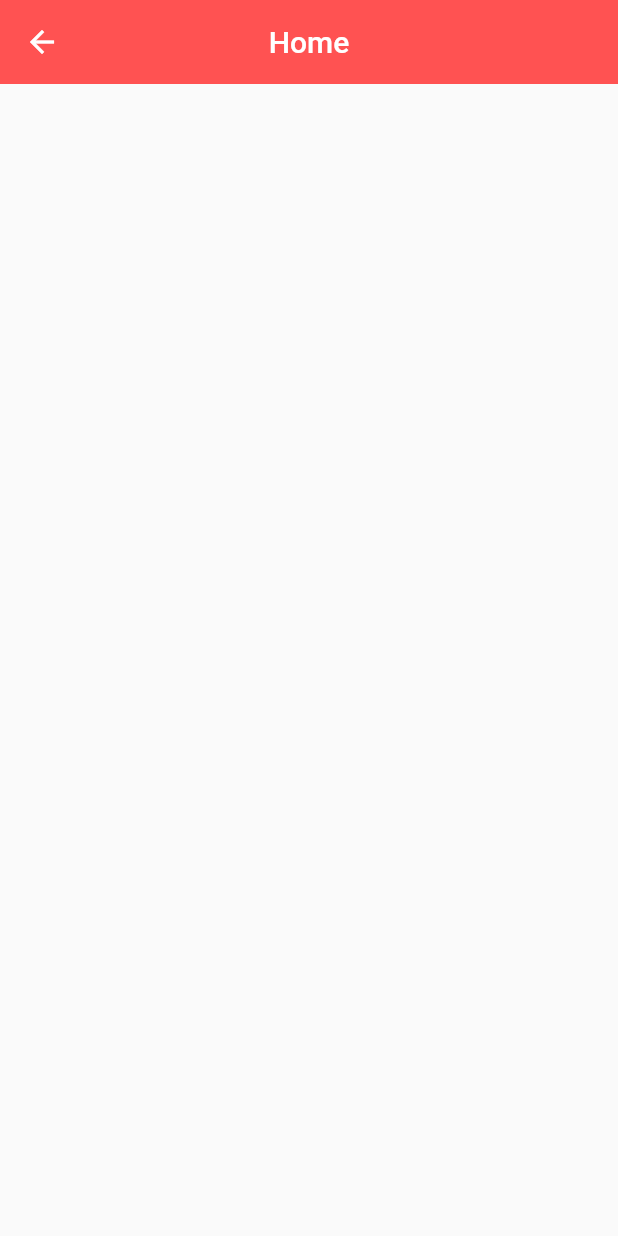
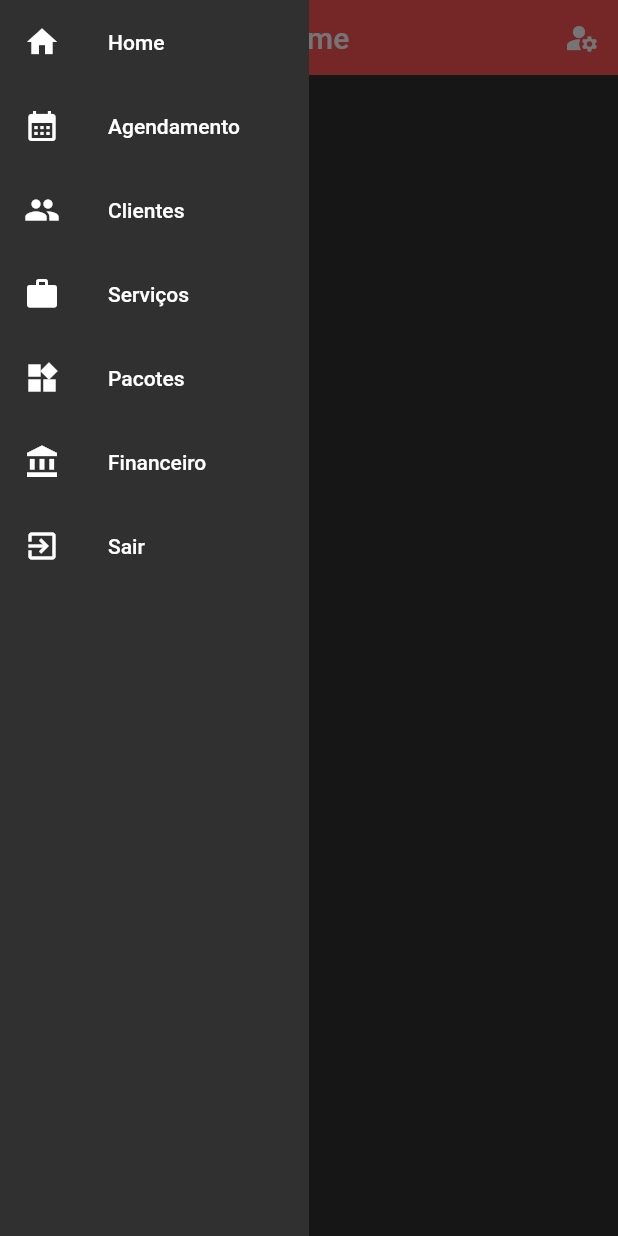
Before and after one commit to chauchuty/projeto-de-software, a Flutter app: the HomePage screen opened by its route, with the side drawer open (before the commit the screen has no drawer), on a phone screen of 412 x 824 dp. Run offline on Flutter 3.47's test engine with Material 2 defaults, Android fonts, the phone set to English and light mode, and no system bars.

Commit message:
update: drawer actions

```diff
--- a/flutter_refactoring/lib/custom/theme_data.dart
+++ b/flutter_refactoring/lib/custom/theme_data.dart
@@ -4,7 +4,7 @@ class ThemeDataCustom {
   static light() {
     return ThemeData(
       colorScheme: const ColorScheme(
-        brightness: Brightness.light,
+        brightness: Brightness.dark,
         primary: Colors.redAccent,
         onPrimary: Colors.white,
         secondary: Colors.redAccent,
@@ -14,7 +14,10 @@ class ThemeDataCustom {
         background: Colors.redAccent,
         onBackground: Colors.white,
         surface: Colors.redAccent,
-        onSurface: Colors.redAccent,
+        onSurface: Colors.white,
+      ),
+      drawerTheme: const DrawerThemeData(
+        elevation: 0,
       ),
     );
   }
--- a/flutter_refactoring/lib/pages/home.page.dart
+++ b/flutter_refactoring/lib/pages/home.page.dart
@@ -1,4 +1,6 @@
 import 'package:flutter/material.dart';
+import 'package:flutter_refactoring/widgets/app.bar.custom.dart';
+import 'package:flutter_refactoring/widgets/drawer.custom.dart';
 
 class HomePage extends StatelessWidget {
   const HomePage({Key? key}) : super(key: key);
@@ -6,15 +8,9 @@ class HomePage extends StatelessWidget {
   @override
   Widget build(BuildContext context) {
     return Scaffold(
-      appBar: _appBar(),
-    );
-  }
-
-  _appBar() {
-    return AppBar(
-      centerTitle: true,
-      title: const Text('Home'),
-      elevation: 0,
+      appBar: const AppBarCustom(title: 'Home'),
+      drawer: const DrawerCustom(),
+      body: Container(),
     );
   }
 
--- /dev/null
+++ b/flutter_refactoring/lib/pages/profile.page.dart
@@ -0,0 +1,18 @@
+import 'package:flutter/material.dart';
+import 'package:flutter_refactoring/widgets/app.bar.custom.dart';
+
+class ProfilePage extends StatelessWidget {
+  const ProfilePage({Key? key}) : super(key: key);
+
+  @override
+  Widget build(BuildContext context) {
+    return Scaffold(
+      appBar: const AppBarCustom(
+        title: 'Perfil',
+        visibleActions: false,
+      ),
+      // drawer: const DrawerCustom(),
+      body: Container(),
+    );
+  }
+}
--- a/flutter_refactoring/lib/routes/routes.dart
+++ b/flutter_refactoring/lib/routes/routes.dart
@@ -1,3 +1,4 @@
+import 'package:flutter_refactoring/pages/profile.page.dart';
 import 'package:flutter_refactoring/pages/home.page.dart';
 import 'package:flutter_refactoring/pages/login.page.dart';
 
@@ -7,6 +8,7 @@ class RoutesCustom {
   static feature() {
     return {
       '/login': (context) => const LoginPage(),
+      '/profile': (context) => const ProfilePage(),
       '/home': (context) => const HomePage(),
     };
   }
--- /dev/null
+++ b/flutter_refactoring/lib/widgets/app.bar.custom.dart
@@ -0,0 +1,37 @@
+import 'package:flutter/material.dart';
+
+class AppBarCustom extends StatelessWidget implements PreferredSizeWidget {
+  final String title;
+  final bool visibleActions;
+  const AppBarCustom({
+    Key? key,
+    required this.title,
+    this.visibleActions = true,
+  }) : super(key: key);
+
+  @override
+  Size get preferredSize => const Size.fromHeight(50);
+
+  @override
+  Widget build(BuildContext context) {
+    return AppBar(
+      centerTitle: true,
+      title: Text(title),
+      elevation: 0,
+      actions: visibleActions ? _actions(context) : [],
+    );
+  }
+
+  _actions(context) {
+    return [
+      IconButton(
+        onPressed: () {
+          Navigator.pushNamed(context, '/profile');
+        },
+        icon: const Icon(
+          Icons.manage_accounts,
+        ),
+      )
+    ];
+  }
+}
--- /dev/null
+++ b/flutter_refactoring/lib/widgets/drawer.custom.dart
@@ -0,0 +1,38 @@
+import 'package:flutter/material.dart';
+
+class DrawerCustom extends StatelessWidget {
+  const DrawerCustom({Key? key}) : super(key: key);
+
+  @override
+  Widget build(BuildContext context) {
+    return SizedBox(
+      width: MediaQuery.of(context).size.width * 0.50,
+      child: Drawer(
+        child: ListView(
+          children: [
+            _listTile(title: 'Home', icon: Icons.home),
+            _listTile(title: 'Agendamento', icon: Icons.calendar_month),
+            _listTile(title: 'Clientes', icon: Icons.people),
+            _listTile(title: 'Serviços', icon: Icons.work),
+            _listTile(title: 'Pacotes', icon: Icons.widgets),
+            _listTile(title: 'Financeiro', icon: Icons.account_balance),
+            _listTile(title: 'Sair', icon: Icons.exit_to_app),
+          ],
+        ),
+      ),
+    );
+  }
+
+  _listTile({
+    required String title,
+    required IconData icon,
+  }) {
+    return ListTile(
+      leading: Icon(icon),
+      title: Text(title),
+      onTap: () {
+        print('Helo');
+      },
+    );
+  }
+}
```
